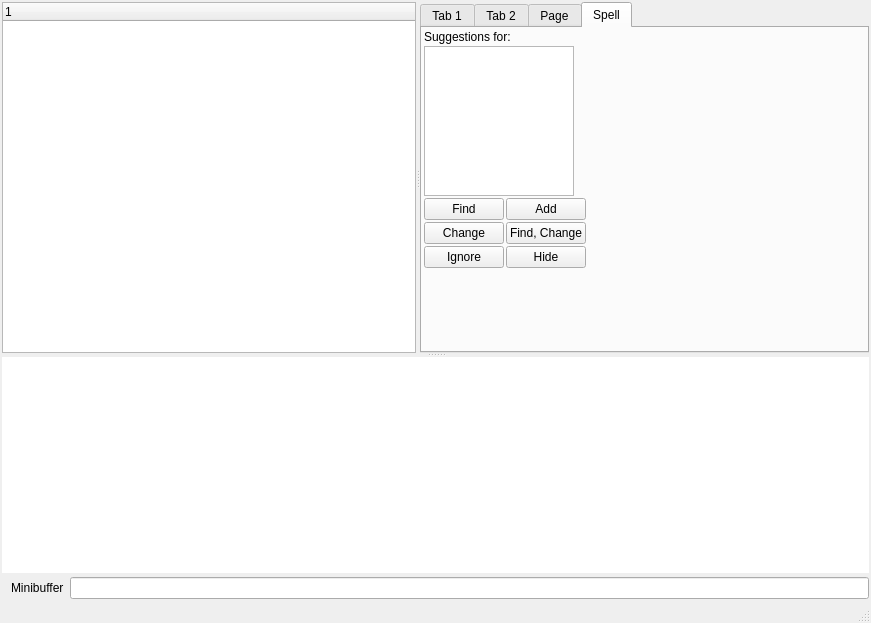
Before: the Qt Designer form leo/plugins/qt_main_2.ui in leo-editor/leo-editor, drawn with Qt 5.
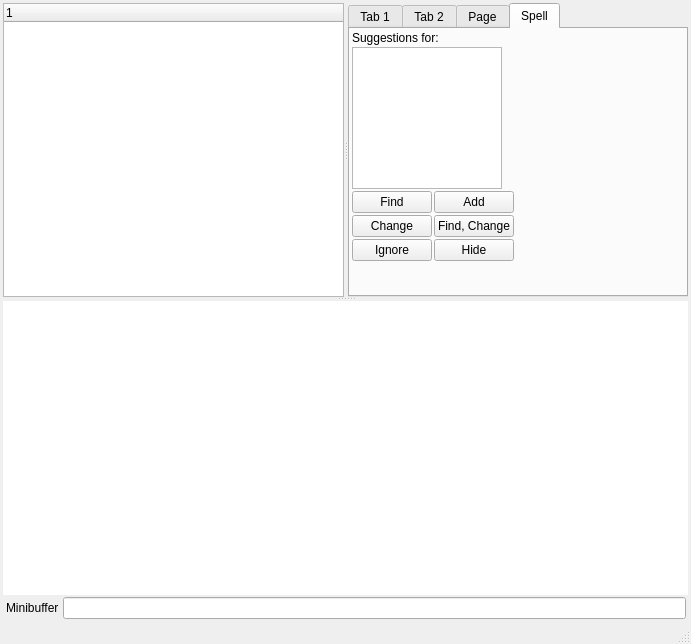
After: the same form once the commit is applied. The open tabs and pages were chosen to show the change. Custom widgets are drawn as their Qt base class.

Commit message: wire in size ration commands, modify qt_main_2.ui.

The edit to the form file:
```diff
--- a/leo/plugins/qt_main_2.ui
+++ b/leo/plugins/qt_main_2.ui
@@ -5,8 +5,8 @@
    <rect>
     <x>0</x>
     <y>0</y>
-    <width>871</width>
-    <height>623</height>
+    <width>691</width>
+    <height>644</height>
    </rect>
   </property>
   <property name="windowTitle" >
@@ -15,10 +15,10 @@
   <widget class="QWidget" name="centralwidget" >
    <layout class="QVBoxLayout" name="verticalLayout" >
     <property name="spacing" >
-     <number>2</number>
+     <number>0</number>
     </property>
     <property name="margin" >
-     <number>2</number>
+     <number>3</number>
     </property>
     <item>
      <widget class="QSplitter" name="splitter_2" >
@@ -26,9 +26,54 @@
        <enum>Qt::Vertical</enum>
       </property>
       <widget class="QSplitter" name="splitter" >
+       <property name="sizePolicy" >
+        <sizepolicy vsizetype="Ignored" hsizetype="Ignored" >
+         <horstretch>0</horstretch>
+         <verstretch>0</verstretch>
+        </sizepolicy>
+       </property>
        <property name="orientation" >
         <enum>Qt::Horizontal</enum>
        </property>
+       <widget class="QFrame" name="leo_outline_frame" >
+        <property name="sizePolicy" >
+         <sizepolicy vsizetype="Expanding" hsizetype="Ignored" >
+          <horstretch>0</horstretch>
+          <verstretch>0</verstretch>
+         </sizepolicy>
+        </property>
+        <property name="frameShape" >
+         <enum>QFrame::NoFrame</enum>
+        </property>
+        <property name="frameShadow" >
+         <enum>QFrame::Plain</enum>
+        </property>
+        <property name="lineWidth" >
+         <number>1</number>
+        </property>
+        <layout class="QGridLayout" name="leo_outline_grid" >
+         <property name="margin" >
+          <number>0</number>
+         </property>
+         <item row="0" column="0" >
+          <widget class="QFrame" name="leo_outline_inner_frame" >
+           <property name="sizePolicy" >
+            <sizepolicy vsizetype="Ignored" hsizetype="Preferred" >
+             <horstretch>0</horstretch>
+             <verstretch>0</verstretch>
+            </sizepolicy>
+           </property>
+           <property name="frameShape" >
+            <enum>QFrame::NoFrame</enum>
+           </property>
+           <property name="frameShadow" >
+            <enum>QFrame::Plain</enum>
+           </property>
+           <layout class="QGridLayout" name="gridLayout_3" >
+            <property name="margin" >
+             <number>0</number>
+            </property>
+            <item row="0" column="0" >
        <widget class="QTreeWidget" name="treeWidget" >
         <property name="sizePolicy" >
          <sizepolicy vsizetype="Ignored" hsizetype="Ignored" >
@@ -45,6 +90,51 @@
          </property>
         </column>
        </widget>
+            </item>
+           </layout>
+          </widget>
+         </item>
+        </layout>
+       </widget>
+       <widget class="QFrame" name="leo_log_frame" >
+        <property name="sizePolicy" >
+         <sizepolicy vsizetype="Minimum" hsizetype="Ignored" >
+          <horstretch>0</horstretch>
+          <verstretch>0</verstretch>
+         </sizepolicy>
+        </property>
+        <property name="frameShape" >
+         <enum>QFrame::NoFrame</enum>
+        </property>
+        <property name="frameShadow" >
+         <enum>QFrame::Plain</enum>
+        </property>
+        <property name="lineWidth" >
+         <number>1</number>
+        </property>
+        <layout class="QGridLayout" name="leo_log_grid" >
+         <property name="margin" >
+          <number>0</number>
+         </property>
+         <item row="0" column="0" >
+          <widget class="QFrame" name="leo_log_inner_frame" >
+           <property name="sizePolicy" >
+            <sizepolicy vsizetype="Expanding" hsizetype="Preferred" >
+             <horstretch>0</horstretch>
+             <verstretch>0</verstretch>
+            </sizepolicy>
+           </property>
+           <property name="frameShape" >
+            <enum>QFrame::NoFrame</enum>
+           </property>
+           <property name="frameShadow" >
+            <enum>QFrame::Plain</enum>
+           </property>
+           <layout class="QGridLayout" name="gridLayout_7" >
+            <property name="margin" >
+             <number>0</number>
+            </property>
+            <item row="0" column="0" >
        <widget class="QTabWidget" name="tabWidget" >
         <property name="sizePolicy" >
          <sizepolicy vsizetype="Ignored" hsizetype="Ignored" >
@@ -248,7 +338,7 @@
               <number>0</number>
              </property>
              <item>
-              <layout class="QGridLayout" name="gridLayout_3" >
+                    <layout class="QGridLayout" name="gridLayout_6" >
                <property name="spacing" >
                 <number>2</number>
                </property>
@@ -360,7 +450,55 @@
          </layout>
         </widget>
        </widget>
-      </widget>
+            </item>
+           </layout>
+          </widget>
+         </item>
+        </layout>
+       </widget>
+      </widget>
+      <widget class="QFrame" name="leo_body_frame" >
+       <property name="sizePolicy" >
+        <sizepolicy vsizetype="Ignored" hsizetype="Ignored" >
+         <horstretch>0</horstretch>
+         <verstretch>0</verstretch>
+        </sizepolicy>
+       </property>
+       <property name="frameShape" >
+        <enum>QFrame::NoFrame</enum>
+       </property>
+       <property name="frameShadow" >
+        <enum>QFrame::Plain</enum>
+       </property>
+       <property name="lineWidth" >
+        <number>1</number>
+       </property>
+       <layout class="QGridLayout" name="leo_body_grid" >
+        <property name="margin" >
+         <number>0</number>
+        </property>
+        <item row="0" column="0" >
+         <widget class="QFrame" name="leo_body_inner_frame" >
+          <property name="sizePolicy" >
+           <sizepolicy vsizetype="Ignored" hsizetype="Expanding" >
+            <horstretch>0</horstretch>
+            <verstretch>0</verstretch>
+           </sizepolicy>
+          </property>
+          <property name="frameShape" >
+           <enum>QFrame::NoFrame</enum>
+          </property>
+          <property name="frameShadow" >
+           <enum>QFrame::Plain</enum>
+          </property>
+          <property name="lineWidth" >
+           <number>1</number>
+          </property>
+          <layout class="QGridLayout" name="grid" >
+           <property name="margin" >
+            <number>0</number>
+           </property>
+           <item row="0" column="0" >
       <widget class="QStackedWidget" name="stackedWidget" >
        <property name="sizePolicy" >
         <sizepolicy vsizetype="Ignored" hsizetype="Ignored" >
@@ -436,37 +574,49 @@
         </layout>
        </widget>
       </widget>
+           </item>
+          </layout>
+         </widget>
+        </item>
+       </layout>
+      </widget>
      </widget>
     </item>
     <item>
      <widget class="QFrame" name="leo_minibuffer_frame" >
       <property name="sizePolicy" >
-       <sizepolicy vsizetype="Fixed" hsizetype="Ignored" >
+       <sizepolicy vsizetype="Fixed" hsizetype="MinimumExpanding" >
         <horstretch>0</horstretch>
         <verstretch>0</verstretch>
        </sizepolicy>
       </property>
-      <property name="frameShape" >
-       <enum>QFrame::NoFrame</enum>
+      <property name="minimumSize" >
+       <size>
+        <width>100</width>
+        <height>0</height>
+       </size>
       </property>
-      <property name="frameShadow" >
-       <enum>QFrame::Plain</enum>
-      </property>
-      <property name="lineWidth" >
-       <number>1</number>
+      <property name="baseSize" >
+       <size>
+        <width>0</width>
+        <height>0</height>
+       </size>
       </property>
       <property name="midLineWidth" >
        <number>0</number>
       </property>
-      <layout class="QHBoxLayout" name="horizontalLayout" >
+      <layout class="QHBoxLayout" name="leo_minibuffer_layout" >
+       <property name="spacing" >
+        <number>4</number>
+       </property>
        <property name="leftMargin" >
-        <number>9</number>
+        <number>3</number>
        </property>
        <property name="topMargin" >
         <number>2</number>
        </property>
        <property name="rightMargin" >
-        <number>0</number>
+        <number>2</number>
        </property>
        <property name="bottomMargin" >
         <number>0</number>
```
Left out of the diff: 133 changed lines with no effect on the pictures. Lines whose indentation alone changed are shown as unchanged. The commit also changes 1 other file.
